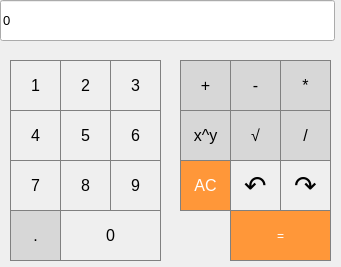
First picture: the form in SummerWar/calculator.ui, repository Jag-Solovey/StudentCpp, before the edit.
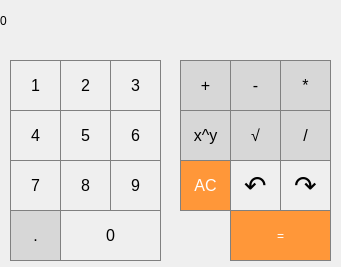
Second picture: the form after the edit.

```diff
--- a/SummerWar/calculator.ui
+++ b/SummerWar/calculator.ui
@@ -589,7 +589,7 @@
      <string>.</string>
     </property>
    </widget>
-   <widget class="QLineEdit" name="result_show">
+   <widget class="QLabel" name="result_show">
     <property name="geometry">
      <rect>
       <x>0</x>
@@ -598,11 +598,6 @@
       <height>41</height>
      </rect>
     </property>
-    <property name="font">
-     <font>
-      <pointsize>10</pointsize>
-     </font>
-    </property>
     <property name="styleSheet">
      <string notr="true">QLineEdit{
   qproperty-alignment: 'AlignVCenter | AlignRight';
@@ -618,7 +613,7 @@
    <widget class="QLabel" name="show_pow_2">
     <property name="geometry">
      <rect>
-      <x>3</x>
+      <x>5</x>
       <y>5</y>
       <width>326</width>
       <height>20</height>
```
Left out of the diff: 4 changed lines with no effect on the pictures.
